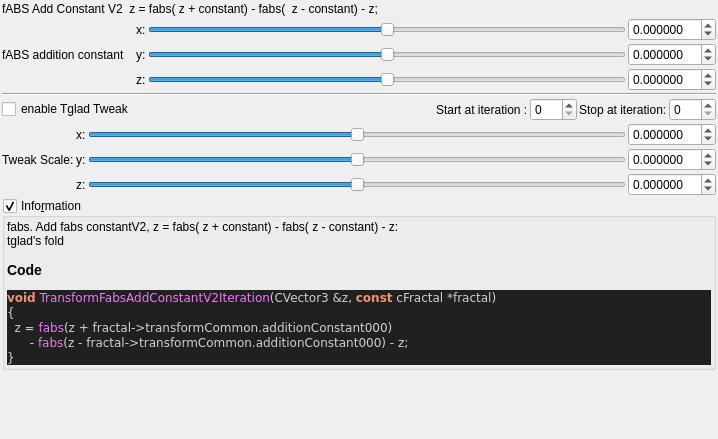
First picture: the form in mandelbulber2/qt_data/fractal_transf_fabs_add_constantV2.ui, repository buddhi1980/mandelbulber2, before the edit.
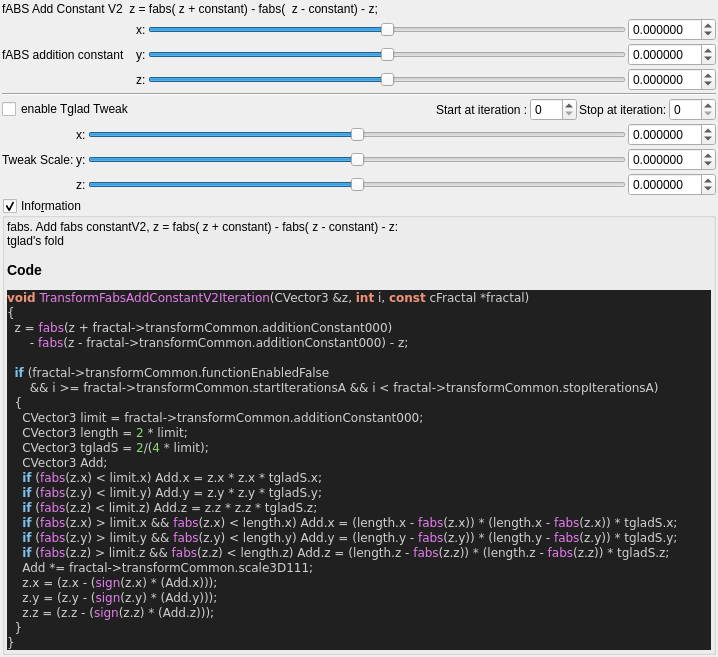
Second picture: the form after the edit. Custom widgets are drawn as their Qt base class.

```diff
--- a/mandelbulber2/qt_data/fractal_transf_fabs_add_constantV2.ui
+++ b/mandelbulber2/qt_data/fractal_transf_fabs_add_constantV2.ui
@@ -505,10 +505,29 @@
 &lt;/table&gt;
 &lt;h3&gt;Code&lt;/h3&gt;
 &lt;body style=&quot;background-color:#202020&quot;&gt;
-&lt;pre style=&quot;color:#d0d0d0; background-color:#202020;  font-family:'Courier New',monospace;&quot;&gt;&lt;span style=&quot;color:#f09479; font-weight:bold&quot;&gt;void&lt;/span&gt; &lt;span style=&quot;color:#e47eed&quot;&gt;TransformFabsAddConstantV2Iteration&lt;/span&gt;&lt;span style=&quot;color:#d0d0d0&quot;&gt;(&lt;/span&gt;CVector3 &lt;span style=&quot;color:#d0d0d0&quot;&gt;&amp;amp;&lt;/span&gt;z&lt;span style=&quot;color:#d0d0d0&quot;&gt;,&lt;/span&gt; &lt;span style=&quot;color:#f09479; font-weight:bold&quot;&gt;const&lt;/span&gt; cFractal &lt;span style=&quot;color:#d0d0d0&quot;&gt;*&lt;/span&gt;fractal&lt;span style=&quot;color:#d0d0d0&quot;&gt;)&lt;/span&gt;
+&lt;pre style=&quot;color:#d0d0d0; background-color:#202020;  font-family:'Courier New',monospace;&quot;&gt;&lt;span style=&quot;color:#f09479; font-weight:bold&quot;&gt;void&lt;/span&gt; &lt;span style=&quot;color:#e47eed&quot;&gt;TransformFabsAddConstantV2Iteration&lt;/span&gt;&lt;span style=&quot;color:#d0d0d0&quot;&gt;(&lt;/span&gt;CVector3 &lt;span style=&quot;color:#d0d0d0&quot;&gt;&amp;amp;&lt;/span&gt;z&lt;span style=&quot;color:#d0d0d0&quot;&gt;,&lt;/span&gt; &lt;span style=&quot;color:#f09479; font-weight:bold&quot;&gt;int&lt;/span&gt; i&lt;span style=&quot;color:#d0d0d0&quot;&gt;,&lt;/span&gt; &lt;span style=&quot;color:#f09479; font-weight:bold&quot;&gt;const&lt;/span&gt; cFractal &lt;span style=&quot;color:#d0d0d0&quot;&gt;*&lt;/span&gt;fractal&lt;span style=&quot;color:#d0d0d0&quot;&gt;)&lt;/span&gt;
 &lt;span style=&quot;color:#d0d0d0&quot;&gt;{&lt;/span&gt;
   z &lt;span style=&quot;color:#d0d0d0&quot;&gt;=&lt;/span&gt; &lt;span style=&quot;color:#e47eed&quot;&gt;fabs&lt;/span&gt;&lt;span style=&quot;color:#d0d0d0&quot;&gt;(&lt;/span&gt;z &lt;span style=&quot;color:#d0d0d0&quot;&gt;+&lt;/span&gt; fractal&lt;span style=&quot;color:#d0d0d0&quot;&gt;-&amp;gt;&lt;/span&gt;transformCommon&lt;span style=&quot;color:#d0d0d0&quot;&gt;.&lt;/span&gt;additionConstant000&lt;span style=&quot;color:#d0d0d0&quot;&gt;)&lt;/span&gt;
       &lt;span style=&quot;color:#d0d0d0&quot;&gt;-&lt;/span&gt; &lt;span style=&quot;color:#e47eed&quot;&gt;fabs&lt;/span&gt;&lt;span style=&quot;color:#d0d0d0&quot;&gt;(&lt;/span&gt;z &lt;span style=&quot;color:#d0d0d0&quot;&gt;-&lt;/span&gt; fractal&lt;span style=&quot;color:#d0d0d0&quot;&gt;-&amp;gt;&lt;/span&gt;transformCommon&lt;span style=&quot;color:#d0d0d0&quot;&gt;.&lt;/span&gt;additionConstant000&lt;span style=&quot;color:#d0d0d0&quot;&gt;) -&lt;/span&gt; z&lt;span style=&quot;color:#d0d0d0&quot;&gt;;&lt;/span&gt;
+
+  &lt;span style=&quot;color:#7ec0ee; font-weight:bold&quot;&gt;if&lt;/span&gt; &lt;span style=&quot;color:#d0d0d0&quot;&gt;(&lt;/span&gt;fractal&lt;span style=&quot;color:#d0d0d0&quot;&gt;-&amp;gt;&lt;/span&gt;transformCommon&lt;span style=&quot;color:#d0d0d0&quot;&gt;.&lt;/span&gt;functionEnabledFalse
+      &lt;span style=&quot;color:#d0d0d0&quot;&gt;&amp;amp;&amp;amp;&lt;/span&gt; i &lt;span style=&quot;color:#d0d0d0&quot;&gt;&amp;gt;=&lt;/span&gt; fractal&lt;span style=&quot;color:#d0d0d0&quot;&gt;-&amp;gt;&lt;/span&gt;transformCommon&lt;span style=&quot;color:#d0d0d0&quot;&gt;.&lt;/span&gt;startIterationsA &lt;span style=&quot;color:#d0d0d0&quot;&gt;&amp;amp;&amp;amp;&lt;/span&gt; i &lt;span style=&quot;color:#d0d0d0&quot;&gt;&amp;lt;&lt;/span&gt; fractal&lt;span style=&quot;color:#d0d0d0&quot;&gt;-&amp;gt;&lt;/span&gt;transformCommon&lt;span style=&quot;color:#d0d0d0&quot;&gt;.&lt;/span&gt;stopIterationsA&lt;span style=&quot;color:#d0d0d0&quot;&gt;)&lt;/span&gt;
+  &lt;span style=&quot;color:#d0d0d0&quot;&gt;{&lt;/span&gt;
+    CVector3 limit &lt;span style=&quot;color:#d0d0d0&quot;&gt;=&lt;/span&gt; fractal&lt;span style=&quot;color:#d0d0d0&quot;&gt;-&amp;gt;&lt;/span&gt;transformCommon&lt;span style=&quot;color:#d0d0d0&quot;&gt;.&lt;/span&gt;additionConstant000&lt;span style=&quot;color:#d0d0d0&quot;&gt;;&lt;/span&gt;
+    CVector3 length &lt;span style=&quot;color:#d0d0d0&quot;&gt;=&lt;/span&gt; &lt;span style=&quot;color:#87df71&quot;&gt;2&lt;/span&gt; &lt;span style=&quot;color:#d0d0d0&quot;&gt;*&lt;/span&gt; limit&lt;span style=&quot;color:#d0d0d0&quot;&gt;;&lt;/span&gt;
+    CVector3 tgladS &lt;span style=&quot;color:#d0d0d0&quot;&gt;=&lt;/span&gt; &lt;span style=&quot;color:#87df71&quot;&gt;2&lt;/span&gt;&lt;span style=&quot;color:#d0d0d0&quot;&gt;/(&lt;/span&gt;&lt;span style=&quot;color:#87df71&quot;&gt;4&lt;/span&gt; &lt;span style=&quot;color:#d0d0d0&quot;&gt;*&lt;/span&gt; limit&lt;span style=&quot;color:#d0d0d0&quot;&gt;);&lt;/span&gt;
+    CVector3 Add&lt;span style=&quot;color:#d0d0d0&quot;&gt;;&lt;/span&gt;
+    &lt;span style=&quot;color:#7ec0ee; font-weight:bold&quot;&gt;if&lt;/span&gt; &lt;span style=&quot;color:#d0d0d0&quot;&gt;(&lt;/span&gt;&lt;span style=&quot;color:#e47eed&quot;&gt;fabs&lt;/span&gt;&lt;span style=&quot;color:#d0d0d0&quot;&gt;(&lt;/span&gt;z&lt;span style=&quot;color:#d0d0d0&quot;&gt;.&lt;/span&gt;x&lt;span style=&quot;color:#d0d0d0&quot;&gt;) &amp;lt;&lt;/span&gt; limit&lt;span style=&quot;color:#d0d0d0&quot;&gt;.&lt;/span&gt;x&lt;span style=&quot;color:#d0d0d0&quot;&gt;)&lt;/span&gt; Add&lt;span style=&quot;color:#d0d0d0&quot;&gt;.&lt;/span&gt;x &lt;span style=&quot;color:#d0d0d0&quot;&gt;=&lt;/span&gt; z&lt;span style=&quot;color:#d0d0d0&quot;&gt;.&lt;/span&gt;x &lt;span style=&quot;color:#d0d0d0&quot;&gt;*&lt;/span&gt; z&lt;span style=&quot;color:#d0d0d0&quot;&gt;.&lt;/span&gt;x &lt;span style=&quot;color:#d0d0d0&quot;&gt;*&lt;/span&gt; tgladS&lt;span style=&quot;color:#d0d0d0&quot;&gt;.&lt;/span&gt;x&lt;span style=&quot;color:#d0d0d0&quot;&gt;;&lt;/span&gt;
+    &lt;span style=&quot;color:#7ec0ee; font-weight:bold&quot;&gt;if&lt;/span&gt; &lt;span style=&quot;color:#d0d0d0&quot;&gt;(&lt;/span&gt;&lt;span style=&quot;color:#e47eed&quot;&gt;fabs&lt;/span&gt;&lt;span style=&quot;color:#d0d0d0&quot;&gt;(&lt;/span&gt;z&lt;span style=&quot;color:#d0d0d0&quot;&gt;.&lt;/span&gt;y&lt;span style=&quot;color:#d0d0d0&quot;&gt;) &amp;lt;&lt;/span&gt; limit&lt;span style=&quot;color:#d0d0d0&quot;&gt;.&lt;/span&gt;y&lt;span style=&quot;color:#d0d0d0&quot;&gt;)&lt;/span&gt; Add&lt;span style=&quot;color:#d0d0d0&quot;&gt;.&lt;/span&gt;y &lt;span style=&quot;color:#d0d0d0&quot;&gt;=&lt;/span&gt; z&lt;span style=&quot;color:#d0d0d0&quot;&gt;.&lt;/span&gt;y &lt;span style=&quot;color:#d0d0d0&quot;&gt;*&lt;/span&gt; z&lt;span style=&quot;color:#d0d0d0&quot;&gt;.&lt;/span&gt;y &lt;span style=&quot;color:#d0d0d0&quot;&gt;*&lt;/span&gt; tgladS&lt;span style=&quot;color:#d0d0d0&quot;&gt;.&lt;/span&gt;y&lt;span style=&quot;color:#d0d0d0&quot;&gt;;&lt;/span&gt;
+    &lt;span style=&quot;color:#7ec0ee; font-weight:bold&quot;&gt;if&lt;/span&gt; &lt;span style=&quot;color:#d0d0d0&quot;&gt;(&lt;/span&gt;&lt;span style=&quot;color:#e47eed&quot;&gt;fabs&lt;/span&gt;&lt;span style=&quot;color:#d0d0d0&quot;&gt;(&lt;/span&gt;z&lt;span style=&quot;color:#d0d0d0&quot;&gt;.&lt;/span&gt;z&lt;span style=&quot;color:#d0d0d0&quot;&gt;) &amp;lt;&lt;/span&gt; limit&lt;span style=&quot;color:#d0d0d0&quot;&gt;.&lt;/span&gt;z&lt;span style=&quot;color:#d0d0d0&quot;&gt;)&lt;/span&gt; Add&lt;span style=&quot;color:#d0d0d0&quot;&gt;.&lt;/span&gt;z &lt;span style=&quot;color:#d0d0d0&quot;&gt;=&lt;/span&gt; z&lt;span style=&quot;color:#d0d0d0&quot;&gt;.&lt;/span&gt;z &lt;span style=&quot;color:#d0d0d0&quot;&gt;*&lt;/span&gt; z&lt;span style=&quot;color:#d0d0d0&quot;&gt;.&lt;/span&gt;z &lt;span style=&quot;color:#d0d0d0&quot;&gt;*&lt;/span&gt; tgladS&lt;span style=&quot;color:#d0d0d0&quot;&gt;.&lt;/span&gt;z&lt;span style=&quot;color:#d0d0d0&quot;&gt;;&lt;/span&gt;
+    &lt;span style=&quot;color:#7ec0ee; font-weight:bold&quot;&gt;if&lt;/span&gt; &lt;span style=&quot;color:#d0d0d0&quot;&gt;(&lt;/span&gt;&lt;span style=&quot;color:#e47eed&quot;&gt;fabs&lt;/span&gt;&lt;span style=&quot;color:#d0d0d0&quot;&gt;(&lt;/span&gt;z&lt;span style=&quot;color:#d0d0d0&quot;&gt;.&lt;/span&gt;x&lt;span style=&quot;color:#d0d0d0&quot;&gt;) &amp;gt;&lt;/span&gt; limit&lt;span style=&quot;color:#d0d0d0&quot;&gt;.&lt;/span&gt;x &lt;span style=&quot;color:#d0d0d0&quot;&gt;&amp;amp;&amp;amp;&lt;/span&gt; &lt;span style=&quot;color:#e47eed&quot;&gt;fabs&lt;/span&gt;&lt;span style=&quot;color:#d0d0d0&quot;&gt;(&lt;/span&gt;z&lt;span style=&quot;color:#d0d0d0&quot;&gt;.&lt;/span&gt;x&lt;span style=&quot;color:#d0d0d0&quot;&gt;) &amp;lt;&lt;/span&gt; length&lt;span style=&quot;color:#d0d0d0&quot;&gt;.&lt;/span&gt;x&lt;span style=&quot;color:#d0d0d0&quot;&gt;)&lt;/span&gt; Add&lt;span style=&quot;color:#d0d0d0&quot;&gt;.&lt;/span&gt;x &lt;span style=&quot;color:#d0d0d0&quot;&gt;= (&lt;/span&gt;length&lt;span style=&quot;color:#d0d0d0&quot;&gt;.&lt;/span&gt;x &lt;span style=&quot;color:#d0d0d0&quot;&gt;-&lt;/span&gt; &lt;span style=&quot;color:#e47eed&quot;&gt;fabs&lt;/span&gt;&lt;span style=&quot;color:#d0d0d0&quot;&gt;(&lt;/span&gt;z&lt;span style=&quot;color:#d0d0d0&quot;&gt;.&lt;/span&gt;x&lt;span style=&quot;color:#d0d0d0&quot;&gt;)) * (&lt;/span&gt;length&lt;span style=&quot;color:#d0d0d0&quot;&gt;.&lt;/span&gt;x &lt;span style=&quot;color:#d0d0d0&quot;&gt;-&lt;/span&gt; &lt;span style=&quot;color:#e47eed&quot;&gt;fabs&lt;/span&gt;&lt;span style=&quot;color:#d0d0d0&quot;&gt;(&lt;/span&gt;z&lt;span style=&quot;color:#d0d0d0&quot;&gt;.&lt;/span&gt;x&lt;span style=&quot;color:#d0d0d0&quot;&gt;)) *&lt;/span&gt; tgladS&lt;span style=&quot;color:#d0d0d0&quot;&gt;.&lt;/span&gt;x&lt;span style=&quot;color:#d0d0d0&quot;&gt;;&lt;/span&gt;
+    &lt;span style=&quot;color:#7ec0ee; font-weight:bold&quot;&gt;if&lt;/span&gt; &lt;span style=&quot;color:#d0d0d0&quot;&gt;(&lt;/span&gt;&lt;span style=&quot;color:#e47eed&quot;&gt;fabs&lt;/span&gt;&lt;span style=&quot;color:#d0d0d0&quot;&gt;(&lt;/span&gt;z&lt;span style=&quot;color:#d0d0d0&quot;&gt;.&lt;/span&gt;y&lt;span style=&quot;color:#d0d0d0&quot;&gt;) &amp;gt;&lt;/span&gt; limit&lt;span style=&quot;color:#d0d0d0&quot;&gt;.&lt;/span&gt;y &lt;span style=&quot;color:#d0d0d0&quot;&gt;&amp;amp;&amp;amp;&lt;/span&gt; &lt;span style=&quot;color:#e47eed&quot;&gt;fabs&lt;/span&gt;&lt;span style=&quot;color:#d0d0d0&quot;&gt;(&lt;/span&gt;z&lt;span style=&quot;color:#d0d0d0&quot;&gt;.&lt;/span&gt;y&lt;span style=&quot;color:#d0d0d0&quot;&gt;) &amp;lt;&lt;/span&gt; length&lt;span style=&quot;color:#d0d0d0&quot;&gt;.&lt;/span&gt;y&lt;span style=&quot;color:#d0d0d0&quot;&gt;)&lt;/span&gt; Add&lt;span style=&quot;color:#d0d0d0&quot;&gt;.&lt;/span&gt;y &lt;span style=&quot;color:#d0d0d0&quot;&gt;= (&lt;/span&gt;length&lt;span style=&quot;color:#d0d0d0&quot;&gt;.&lt;/span&gt;y &lt;span style=&quot;color:#d0d0d0&quot;&gt;-&lt;/span&gt; &lt;span style=&quot;color:#e47eed&quot;&gt;fabs&lt;/span&gt;&lt;span style=&quot;color:#d0d0d0&quot;&gt;(&lt;/span&gt;z&lt;span style=&quot;color:#d0d0d0&quot;&gt;.&lt;/span&gt;y&lt;span style=&quot;color:#d0d0d0&quot;&gt;)) * (&lt;/span&gt;length&lt;span style=&quot;color:#d0d0d0&quot;&gt;.&lt;/span&gt;y &lt;span style=&quot;color:#d0d0d0&quot;&gt;-&lt;/span&gt; &lt;span style=&quot;color:#e47eed&quot;&gt;fabs&lt;/span&gt;&lt;span style=&quot;color:#d0d0d0&quot;&gt;(&lt;/span&gt;z&lt;span style=&quot;color:#d0d0d0&quot;&gt;.&lt;/span&gt;y&lt;span style=&quot;color:#d0d0d0&quot;&gt;)) *&lt;/span&gt; tgladS&lt;span style=&quot;color:#d0d0d0&quot;&gt;.&lt;/span&gt;y&lt;span style=&quot;color:#d0d0d0&quot;&gt;;&lt;/span&gt;
+    &lt;span style=&quot;color:#7ec0ee; font-weight:bold&quot;&gt;if&lt;/span&gt; &lt;span style=&quot;color:#d0d0d0&quot;&gt;(&lt;/span&gt;&lt;span style=&quot;color:#e47eed&quot;&gt;fabs&lt;/span&gt;&lt;span style=&quot;color:#d0d0d0&quot;&gt;(&lt;/span&gt;z&lt;span style=&quot;color:#d0d0d0&quot;&gt;.&lt;/span&gt;z&lt;span style=&quot;color:#d0d0d0&quot;&gt;) &amp;gt;&lt;/span&gt; limit&lt;span style=&quot;color:#d0d0d0&quot;&gt;.&lt;/span&gt;z &lt;span style=&quot;color:#d0d0d0&quot;&gt;&amp;amp;&amp;amp;&lt;/span&gt; &lt;span style=&quot;color:#e47eed&quot;&gt;fabs&lt;/span&gt;&lt;span style=&quot;color:#d0d0d0&quot;&gt;(&lt;/span&gt;z&lt;span style=&quot;color:#d0d0d0&quot;&gt;.&lt;/span&gt;z&lt;span style=&quot;color:#d0d0d0&quot;&gt;) &amp;lt;&lt;/span&gt; length&lt;span style=&quot;color:#d0d0d0&quot;&gt;.&lt;/span&gt;z&lt;span style=&quot;color:#d0d0d0&quot;&gt;)&lt;/span&gt; Add&lt;span style=&quot;color:#d0d0d0&quot;&gt;.&lt;/span&gt;z &lt;span style=&quot;color:#d0d0d0&quot;&gt;= (&lt;/span&gt;length&lt;span style=&quot;color:#d0d0d0&quot;&gt;.&lt;/span&gt;z &lt;span style=&quot;color:#d0d0d0&quot;&gt;-&lt;/span&gt; &lt;span style=&quot;color:#e47eed&quot;&gt;fabs&lt;/span&gt;&lt;span style=&quot;color:#d0d0d0&quot;&gt;(&lt;/span&gt;z&lt;span style=&quot;color:#d0d0d0&quot;&gt;.&lt;/span&gt;z&lt;span style=&quot;color:#d0d0d0&quot;&gt;)) * (&lt;/span&gt;length&lt;span style=&quot;color:#d0d0d0&quot;&gt;.&lt;/span&gt;z &lt;span style=&quot;color:#d0d0d0&quot;&gt;-&lt;/span&gt; &lt;span style=&quot;color:#e47eed&quot;&gt;fabs&lt;/span&gt;&lt;span style=&quot;color:#d0d0d0&quot;&gt;(&lt;/span&gt;z&lt;span style=&quot;color:#d0d0d0&quot;&gt;.&lt;/span&gt;z&lt;span style=&quot;color:#d0d0d0&quot;&gt;)) *&lt;/span&gt; tgladS&lt;span style=&quot;color:#d0d0d0&quot;&gt;.&lt;/span&gt;z&lt;span style=&quot;color:#d0d0d0&quot;&gt;;&lt;/span&gt;
+    Add &lt;span style=&quot;color:#d0d0d0&quot;&gt;*=&lt;/span&gt; fractal&lt;span style=&quot;color:#d0d0d0&quot;&gt;-&amp;gt;&lt;/span&gt;transformCommon&lt;span style=&quot;color:#d0d0d0&quot;&gt;.&lt;/span&gt;scale3D111&lt;span style=&quot;color:#d0d0d0&quot;&gt;;&lt;/span&gt;
+    z&lt;span style=&quot;color:#d0d0d0&quot;&gt;.&lt;/span&gt;x &lt;span style=&quot;color:#d0d0d0&quot;&gt;= (&lt;/span&gt;z&lt;span style=&quot;color:#d0d0d0&quot;&gt;.&lt;/span&gt;x &lt;span style=&quot;color:#d0d0d0&quot;&gt;- (&lt;/span&gt;&lt;span style=&quot;color:#e47eed&quot;&gt;sign&lt;/span&gt;&lt;span style=&quot;color:#d0d0d0&quot;&gt;(&lt;/span&gt;z&lt;span style=&quot;color:#d0d0d0&quot;&gt;.&lt;/span&gt;x&lt;span style=&quot;color:#d0d0d0&quot;&gt;) * (&lt;/span&gt;Add&lt;span style=&quot;color:#d0d0d0&quot;&gt;.&lt;/span&gt;x&lt;span style=&quot;color:#d0d0d0&quot;&gt;)));&lt;/span&gt;
+    z&lt;span style=&quot;color:#d0d0d0&quot;&gt;.&lt;/span&gt;y &lt;span style=&quot;color:#d0d0d0&quot;&gt;= (&lt;/span&gt;z&lt;span style=&quot;color:#d0d0d0&quot;&gt;.&lt;/span&gt;y &lt;span style=&quot;color:#d0d0d0&quot;&gt;- (&lt;/span&gt;&lt;span style=&quot;color:#e47eed&quot;&gt;sign&lt;/span&gt;&lt;span style=&quot;color:#d0d0d0&quot;&gt;(&lt;/span&gt;z&lt;span style=&quot;color:#d0d0d0&quot;&gt;.&lt;/span&gt;y&lt;span style=&quot;color:#d0d0d0&quot;&gt;) * (&lt;/span&gt;Add&lt;span style=&quot;color:#d0d0d0&quot;&gt;.&lt;/span&gt;y&lt;span style=&quot;color:#d0d0d0&quot;&gt;)));&lt;/span&gt;
+    z&lt;span style=&quot;color:#d0d0d0&quot;&gt;.&lt;/span&gt;z &lt;span style=&quot;color:#d0d0d0&quot;&gt;= (&lt;/span&gt;z&lt;span style=&quot;color:#d0d0d0&quot;&gt;.&lt;/span&gt;z &lt;span style=&quot;color:#d0d0d0&quot;&gt;- (&lt;/span&gt;&lt;span style=&quot;color:#e47eed&quot;&gt;sign&lt;/span&gt;&lt;span style=&quot;color:#d0d0d0&quot;&gt;(&lt;/span&gt;z&lt;span style=&quot;color:#d0d0d0&quot;&gt;.&lt;/span&gt;z&lt;span style=&quot;color:#d0d0d0&quot;&gt;) * (&lt;/span&gt;Add&lt;span style=&quot;color:#d0d0d0&quot;&gt;.&lt;/span&gt;z&lt;span style=&quot;color:#d0d0d0&quot;&gt;)));&lt;/span&gt;
+  &lt;span style=&quot;color:#d0d0d0&quot;&gt;}&lt;/span&gt;
 &lt;span style=&quot;color:#d0d0d0&quot;&gt;}&lt;/span&gt;
 &lt;/pre&gt;
 &lt;/body&gt;</string>
```
Left out of the diff: 2 changed lines with no effect on the pictures.
